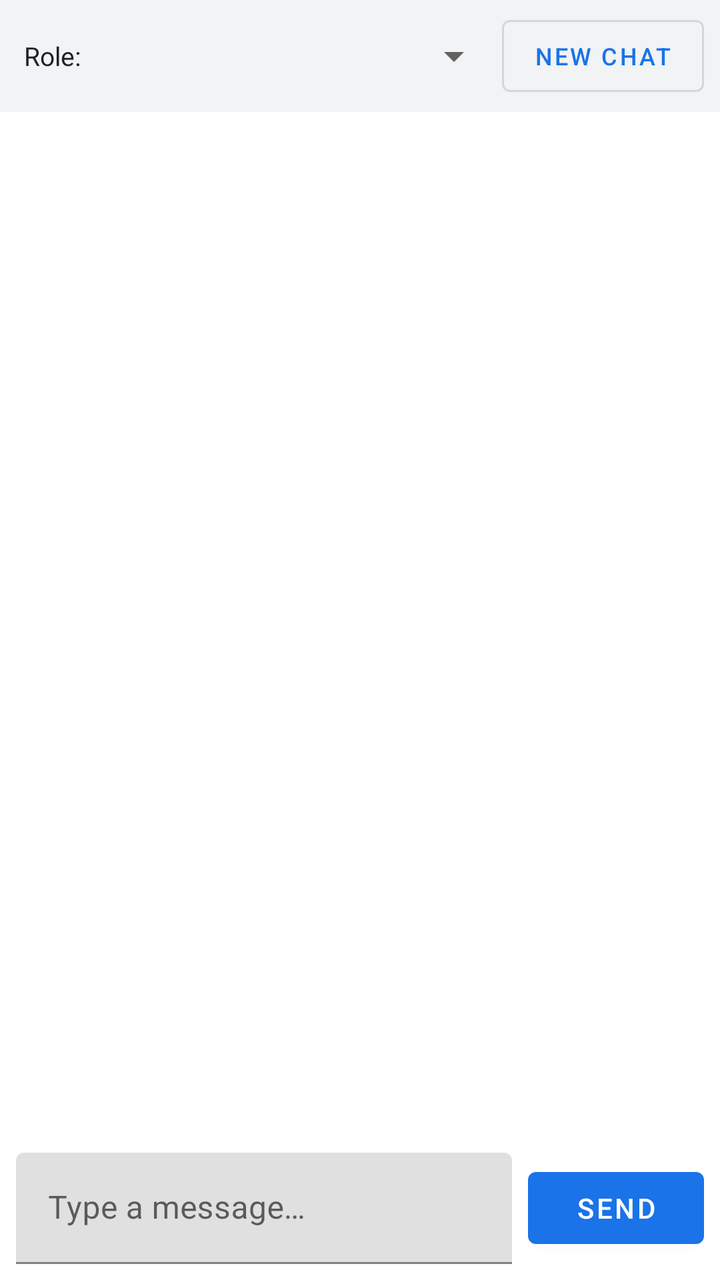
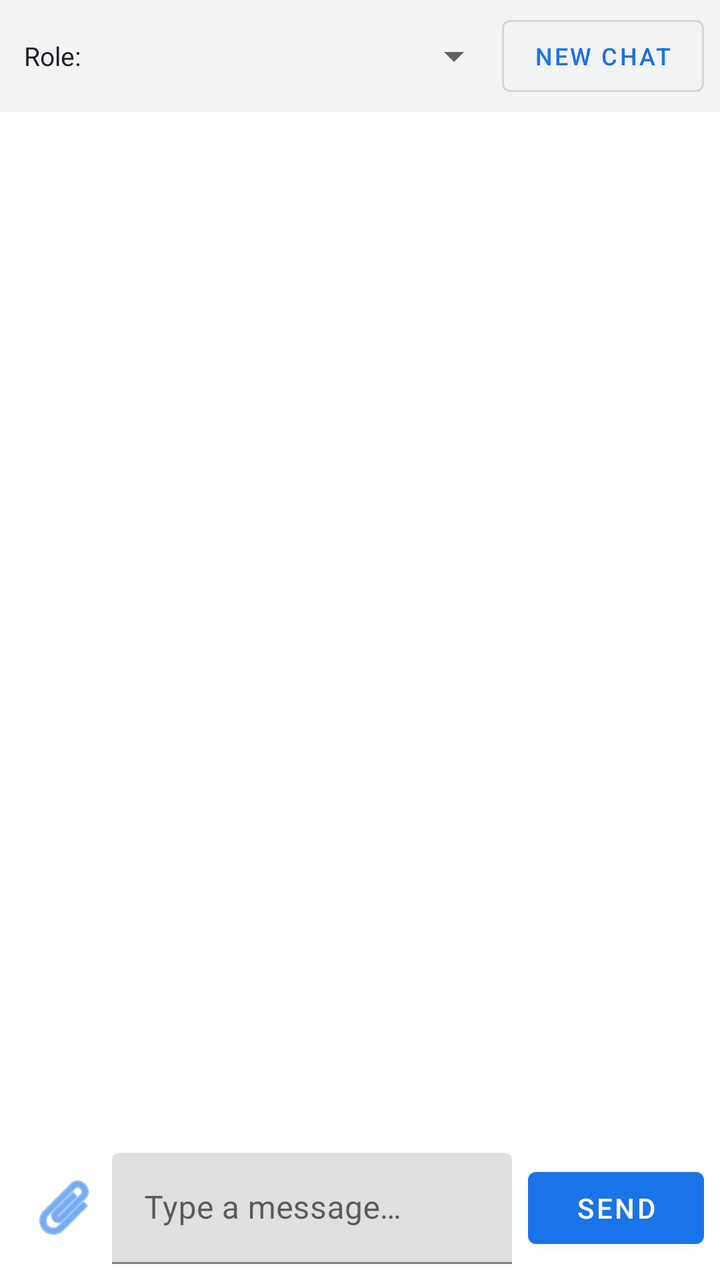

Screens rendered from an Android XML layout before and after an edit, with the pre-edit source and the edit as a unified diff.
<!-- AndroidManifest.xml: application theme Theme.GrokChat -->
<!-- res/layout/fragment_chat.xml -->
<?xml version="1.0" encoding="utf-8"?>
<androidx.constraintlayout.widget.ConstraintLayout
    xmlns:android="http://schemas.android.com/apk/res/android"
    xmlns:app="http://schemas.android.com/apk/res-auto"
    android:layout_width="match_parent"
    android:layout_height="match_parent"
    android:background="@android:color/white">

    
    <LinearLayout
        android:id="@+id/roleBar"
        android:layout_width="0dp"
        android:layout_height="wrap_content"
        android:background="@color/colorSurface"
        android:gravity="center_vertical"
        android:orientation="horizontal"
        android:paddingStart="12dp"
        android:paddingEnd="8dp"
        android:paddingTop="4dp"
        android:paddingBottom="4dp"
        app:layout_constraintEnd_toEndOf="parent"
        app:layout_constraintStart_toStartOf="parent"
        app:layout_constraintTop_toTopOf="parent">

        <TextView
            android:layout_width="wrap_content"
            android:layout_height="wrap_content"
            android:text="@string/select_role"
            android:textColor="@color/colorOnSurface"
            android:textSize="13sp" />

        <Spinner
            android:id="@+id/spinnerRole"
            android:layout_width="0dp"
            android:layout_height="wrap_content"
            android:layout_weight="1" />

        <com.google.android.material.button.MaterialButton
            android:id="@+id/btnNewChat"
            style="@style/Widget.MaterialComponents.Button.OutlinedButton"
            android:layout_width="wrap_content"
            android:layout_height="wrap_content"
            android:text="@string/new_chat"
            android:textSize="12sp" />

    </LinearLayout>

    <androidx.recyclerview.widget.RecyclerView
        android:id="@+id/recyclerView"
        android:layout_width="0dp"
        android:layout_height="0dp"
        android:clipToPadding="false"
        android:padding="8dp"
        app:layout_constraintBottom_toTopOf="@id/inputRow"
        app:layout_constraintEnd_toEndOf="parent"
        app:layout_constraintStart_toStartOf="parent"
        app:layout_constraintTop_toBottomOf="@id/roleBar" />

    <ProgressBar
        android:id="@+id/progressBar"
        android:layout_width="wrap_content"
        android:layout_height="wrap_content"
        android:visibility="gone"
        app:layout_constraintBottom_toTopOf="@id/inputRow"
        app:layout_constraintEnd_toEndOf="parent"
        app:layout_constraintStart_toStartOf="parent"
        app:layout_constraintTop_toBottomOf="@id/roleBar" />

    <LinearLayout
        android:id="@+id/inputRow"
        android:layout_width="0dp"
        android:layout_height="wrap_content"
        android:gravity="center_vertical"
        android:orientation="horizontal"
        android:padding="8dp"
        app:layout_constraintBottom_toBottomOf="parent"
        app:layout_constraintEnd_toEndOf="parent"
        app:layout_constraintStart_toStartOf="parent">

        <com.google.android.material.textfield.TextInputLayout
            android:layout_width="0dp"
            android:layout_height="wrap_content"
            android:layout_weight="1"
            android:layout_marginEnd="8dp">

            <com.google.android.material.textfield.TextInputEditText
                android:id="@+id/etInput"
                android:layout_width="match_parent"
                android:layout_height="wrap_content"
                android:hint="@string/hint_message"
                android:inputType="textMultiLine"
                android:maxLines="4" />

        </com.google.android.material.textfield.TextInputLayout>

        <com.google.android.material.button.MaterialButton
            android:id="@+id/btnSend"
            android:layout_width="wrap_content"
            android:layout_height="wrap_content"
            android:text="@string/send" />

    </LinearLayout>

</androidx.constraintlayout.widget.ConstraintLayout>
<!-- resources referenced by this layout -->
<resources>
  <color name="colorOnSurface">#202124</color>
  <color name="colorSurface">#F1F3F4</color>
  <string name="hint_message">Type a message…</string>
  <string name="new_chat">New Chat</string>
  <string name="select_role">Role:</string>
  <string name="send">Send</string>
  <style name="Theme.GrokChat" parent="Theme.MaterialComponents.Light.NoActionBar">
          <item name="colorPrimary">@color/colorPrimary</item>
          <item name="colorPrimaryDark">@color/colorPrimaryDark</item>
          <item name="colorAccent">@color/colorAccent</item>
          <item name="android:statusBarColor">@color/colorPrimaryDark</item>
      </style>
  <color name="colorPrimary">#1A73E8</color>
  <color name="colorPrimaryDark">#1557B0</color>
  <color name="colorAccent">#03A9F4</color>
</resources>

<!-- the commit's change to res/layout/fragment_chat.xml (unified diff, before → after) -->
@@ -2,6 +2,7 @@
 <androidx.constraintlayout.widget.ConstraintLayout
     xmlns:android="http://schemas.android.com/apk/res/android"
     xmlns:app="http://schemas.android.com/apk/res-auto"
+    xmlns:tools="http://schemas.android.com/tools"
     android:layout_width="match_parent"
     android:layout_height="match_parent"
     android:background="@android:color/white">
@@ -56,6 +57,20 @@
         app:layout_constraintStart_toStartOf="parent"
         app:layout_constraintTop_toBottomOf="@id/roleBar" />
 
+    
+    <com.google.android.material.button.MaterialButton
+        android:id="@+id/tvNewMessage"
+        style="@style/Widget.MaterialComponents.Button.TextButton"
+        android:layout_width="wrap_content"
+        android:layout_height="wrap_content"
+        android:text="@string/new_messages"
+        android:textColor="@color/colorPrimary"
+        android:visibility="gone"
+        app:layout_constraintBottom_toTopOf="@id/inputRow"
+        app:layout_constraintEnd_toEndOf="parent"
+        app:layout_constraintStart_toStartOf="parent"
+        tools:visibility="visible" />
+
     <ProgressBar
         android:id="@+id/progressBar"
         android:layout_width="wrap_content"
@@ -76,6 +91,15 @@
         app:layout_constraintBottom_toBottomOf="parent"
         app:layout_constraintEnd_toEndOf="parent"
         app:layout_constraintStart_toStartOf="parent">
+
+        <ImageButton
+            android:id="@+id/btnAttach"
+            android:layout_width="48dp"
+            android:layout_height="48dp"
+            android:background="?attr/selectableItemBackgroundBorderless"
+            android:contentDescription="@string/attach_file"
+            android:src="@android:drawable/ic_menu_attachment"
+            android:tint="@color/colorPrimary" />
 
         <com.google.android.material.textfield.TextInputLayout
             android:layout_width="0dp"
<!-- resource entries referenced after the edit -->
@@ -2,8 +2,10 @@
 <resources>
   <color name="colorOnSurface">#202124</color>
   <color name="colorSurface">#F1F3F4</color>
+  <string name="attach_file">Attach File</string>
   <string name="hint_message">Type a message…</string>
   <string name="new_chat">New Chat</string>
+  <string name="new_messages">↓ New messages</string>
   <string name="select_role">Role:</string>
   <string name="send">Send</string>
   <style name="Theme.GrokChat" parent="Theme.MaterialComponents.Light.NoActionBar">
